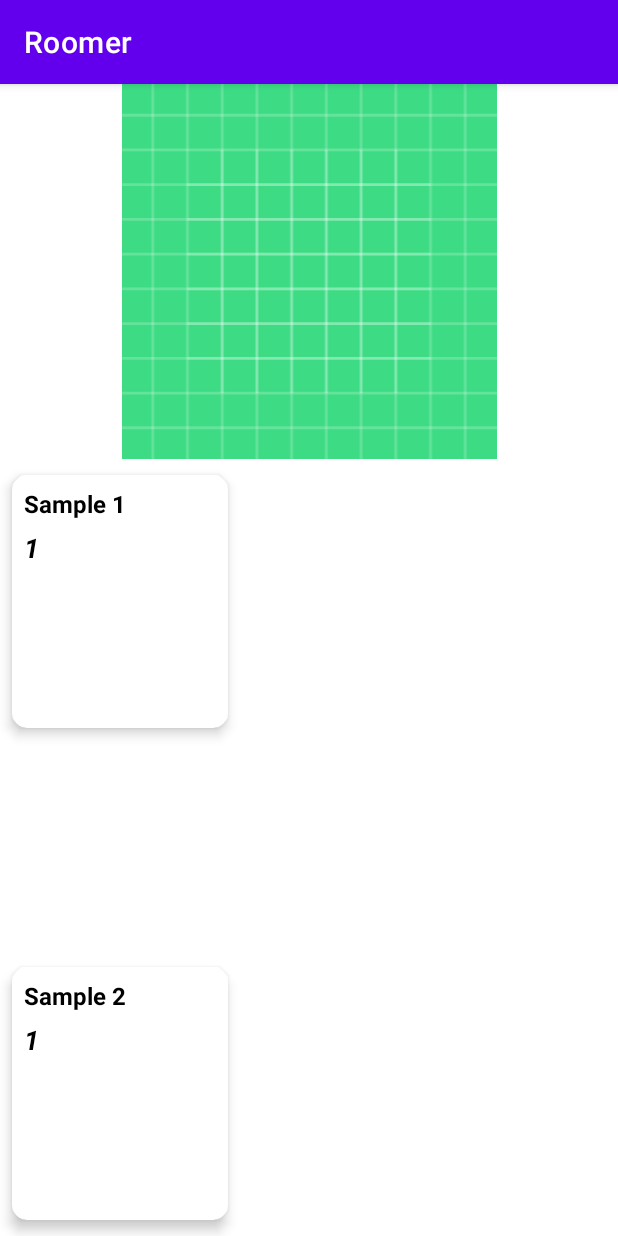
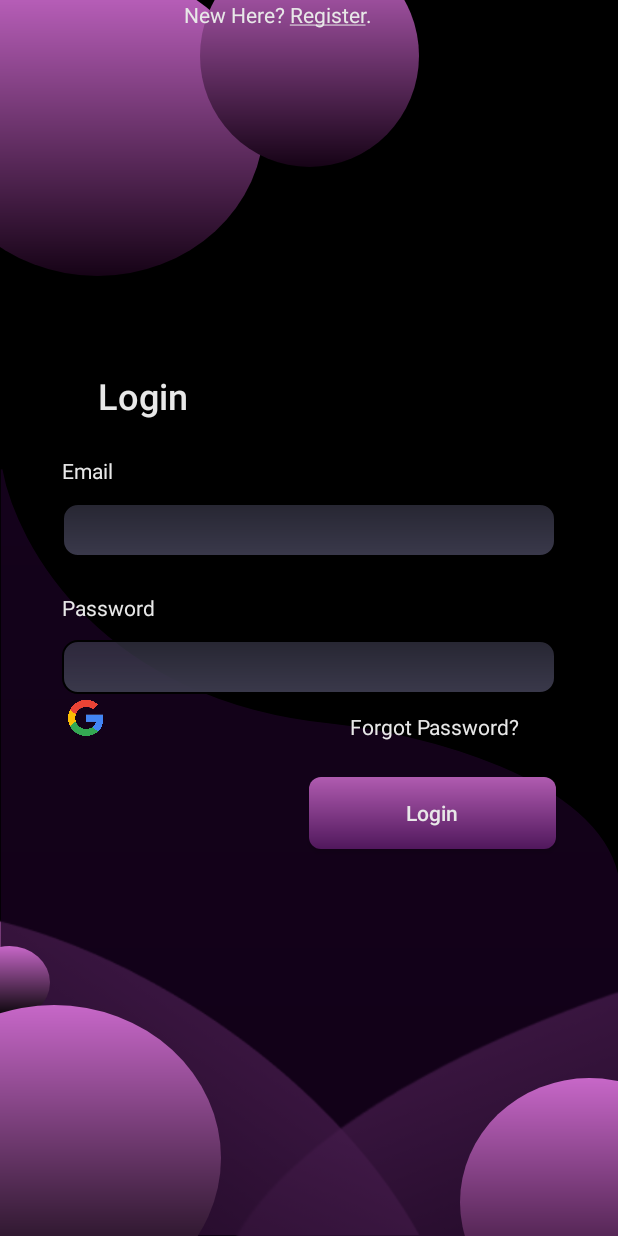
Before and after one commit to Tabrez10XDev/Roomer, an Android app: the screen it shows after launch (Home before the commit, MainActivity after it), on a phone screen of 412 x 824 dp. Run offline under Robolectric (Android 15) with nearby library versions, the phone set to English and light mode, and no system bars; plain views replace BlurImageView.

Commit message:
Finished Fragment SetUp TODO: Authentication Mood: Tired but motivated

```diff
--- a/app/src/main/AndroidManifest.xml
+++ b/app/src/main/AndroidManifest.xml
@@ -9,14 +9,14 @@
         android:roundIcon="@mipmap/ic_launcher_round"
         android:supportsRtl="true"
         android:theme="@style/Theme.Roomer">
-        <activity android:name=".MainActivity">
+        <activity android:name=".ui.app.MainActivity">
             <intent-filter>
                 <action android:name="android.intent.action.MAIN" />
 
                 <category android:name="android.intent.category.LAUNCHER" />
             </intent-filter>
         </activity>
-        <activity android:name=".Home" />
+        <activity android:name=".ui.fragments.Home" />
     </application>
 
 </manifest>
--- a/app/src/main/java/pro/lj/roomer/MainActivity.kt
+++ /dev/null
@@ -1,23 +0,0 @@
-package pro.lj.roomer
-
-import android.content.Intent
-import android.graphics.Color
-import android.graphics.drawable.BitmapDrawable
-import androidx.appcompat.app.AppCompatActivity
-import android.os.Bundle
-import com.bumptech.glide.Glide
-import com.bumptech.glide.request.RequestOptions.bitmapTransform
-import kotlinx.android.synthetic.main.activity_main.*
-
-
-class MainActivity : AppCompatActivity() {
-    override fun onCreate(savedInstanceState: Bundle?) {
-        super.onCreate(savedInstanceState)
-        setContentView(R.layout.activity_main)
-//    blur1.setBlur(3)
-//        blur2.setBlur(3)
-        val intent = Intent(this, Home::class.java)
-        intent.flags = Intent.FLAG_ACTIVITY_CLEAR_TASK
-        startActivity(intent)
-    }
-}
--- /dev/null
+++ b/app/src/main/java/pro/lj/roomer/ui/app/MainActivity.kt
@@ -0,0 +1,20 @@
+package pro.lj.roomer.ui.app
+
+import android.content.Intent
+import androidx.appcompat.app.AppCompatActivity
+import android.os.Bundle
+import pro.lj.roomer.R
+import pro.lj.roomer.ui.fragments.Home
+
+
+class MainActivity : AppCompatActivity() {
+    override fun onCreate(savedInstanceState: Bundle?) {
+        super.onCreate(savedInstanceState)
+        setContentView(R.layout.landing_page)
+//    blur1.setBlur(3)
+//        blur2.setBlur(3)
+//        val intent = Intent(this, Home::class.java)
+//        intent.flags = Intent.FLAG_ACTIVITY_CLEAR_TASK
+//        startActivity(intent)
+    }
+}
--- /dev/null
+++ b/app/src/main/java/pro/lj/roomer/ui/fragments/Login.kt
@@ -0,0 +1,37 @@
+package pro.lj.roomer.ui.fragments
+
+import android.os.Bundle
+import android.view.LayoutInflater
+import android.view.View
+import android.view.ViewGroup
+import androidx.fragment.app.Fragment
+import androidx.navigation.fragment.findNavController
+import pro.lj.roomer.R
+import pro.lj.roomer.databinding.LoginBinding
+
+class Login : Fragment(R.layout.login) {
+
+    private var _binding: LoginBinding? = null
+
+    private val binding get() = _binding!!
+
+    override fun onCreateView(
+        inflater: LayoutInflater,
+        container: ViewGroup?,
+        savedInstanceState: Bundle?
+    ): View? {
+        _binding = LoginBinding.inflate(inflater, container, false)
+        return binding.root
+    }
+
+    override fun onDestroyView() {
+        super.onDestroyView()
+        _binding = null
+    }
+    override fun onViewCreated(view: View, savedInstanceState: Bundle?) {
+        super.onViewCreated(view, savedInstanceState)
+            binding.btnLogin.setOnClickListener {
+                findNavController().navigate(R.id.action_login_to_register)
+            }
+    }
+}
--- a/app/src/main/res/layout/activity_main.xml
+++ b/app/src/main/res/layout/activity_main.xml
@@ -5,7 +5,7 @@
     xmlns:tools="http://schemas.android.com/tools"
     android:layout_width="match_parent"
     android:layout_height="match_parent"
-    tools:context=".MainActivity">
+    tools:context=".ui.app.MainActivity">
 
 
     <com.jgabrielfreitas.core.BlurImageView
--- /dev/null
+++ b/app/src/main/res/layout/landing_page.xml
@@ -0,0 +1,20 @@
+<?xml version="1.0" encoding="utf-8"?>
+<androidx.constraintlayout.widget.ConstraintLayout xmlns:android="http://schemas.android.com/apk/res/android"
+    android:layout_width="match_parent"
+    android:layout_height="match_parent"
+    xmlns:app="http://schemas.android.com/apk/res-auto">
+
+
+    <fragment
+        android:id="@+id/fragment"
+        android:name="androidx.navigation.fragment.NavHostFragment"
+        android:layout_width="match_parent"
+        android:layout_height="match_parent"
+        app:defaultNavHost="true"
+        app:layout_constraintBottom_toBottomOf="parent"
+        app:layout_constraintEnd_toEndOf="parent"
+        app:layout_constraintStart_toStartOf="parent"
+        app:layout_constraintTop_toTopOf="parent"
+        app:navGraph="@navigation/login_nav" />
+
+</androidx.constraintlayout.widget.ConstraintLayout>
--- a/app/src/main/res/layout/login.xml
+++ b/app/src/main/res/layout/login.xml
@@ -107,7 +107,7 @@
         app:layout_constraintTop_toBottomOf="@+id/textView3" />
 
     <androidx.appcompat.widget.AppCompatButton
-        android:id="@+id/button"
+        android:id="@+id/btnLogin"
         android:layout_width="0dp"
         android:layout_height="wrap_content"
         android:layout_marginTop="24dp"
--- a/app/src/main/res/layout/register.xml
+++ b/app/src/main/res/layout/register.xml
@@ -118,7 +118,7 @@
         app:layout_constraintStart_toStartOf="@+id/guideline1"
         app:layout_constraintTop_toBottomOf="@+id/textView4" />
     <androidx.appcompat.widget.AppCompatButton
-        android:id="@+id/button"
+        android:id="@+id/btnRegister"
         android:layout_width="0dp"
         android:layout_height="wrap_content"
         android:layout_marginTop="24dp"
--- /dev/null
+++ b/app/src/main/res/navigation/login_nav.xml
@@ -0,0 +1,18 @@
+<?xml version="1.0" encoding="utf-8"?>
+<navigation xmlns:android="http://schemas.android.com/apk/res/android"
+    xmlns:app="http://schemas.android.com/apk/res-auto" android:id="@+id/login_nav"
+    app:startDestination="@id/login">
+
+    <fragment
+        android:id="@+id/login"
+        android:name="pro.lj.roomer.ui.fragments.Login"
+        android:label="Login" >
+        <action
+            android:id="@+id/action_login_to_register"
+            app:destination="@id/register" />
+    </fragment>
+    <fragment
+        android:id="@+id/register"
+        android:name="pro.lj.roomer.ui.fragments.Register"
+        android:label="Register" />
+</navigation>
--- a/app/src/main/res/values-night/themes.xml
+++ b/app/src/main/res/values-night/themes.xml
@@ -1,6 +1,6 @@
 <resources xmlns:tools="http://schemas.android.com/tools">
     <!-- Base application theme. -->
-    <style name="Theme.Roomer" parent="Theme.MaterialComponents.DayNight.DarkActionBar">
+    <style name="Theme.Roomer" parent="Theme.MaterialComponents.DayNight.NoActionBar">
         <!-- Primary brand color. -->
         <item name="colorPrimary">@color/purple_200</item>
         <item name="colorPrimaryVariant">@color/purple_700</item>
@@ -10,7 +10,7 @@
         <item name="colorSecondaryVariant">@color/teal_200</item>
         <item name="colorOnSecondary">@color/black</item>
         <!-- Status bar color. -->
-        <item name="android:statusBarColor" tools:targetApi="l">?attr/colorPrimaryVariant</item>
-        <!-- Customize your theme here. -->
+        <item name="android:windowTranslucentStatus">true</item>
+        <item name="android:windowTranslucentNavigation">true</item>        <!-- Customize your theme here. -->
     </style>
 </resources>
--- a/app/src/main/res/values/themes.xml
+++ b/app/src/main/res/values/themes.xml
@@ -1,6 +1,6 @@
 <resources xmlns:tools="http://schemas.android.com/tools">
     <!-- Base application theme. -->
-    <style name="Theme.Roomer" parent="Theme.MaterialComponents.DayNight.DarkActionBar">
+    <style name="Theme.Roomer" parent="Theme.MaterialComponents.DayNight.NoActionBar">
         <!-- Primary brand color. -->
         <item name="colorPrimary">@color/purple_500</item>
         <item name="colorPrimaryVariant">@color/purple_700</item>
@@ -9,8 +9,6 @@
         <item name="colorSecondary">@color/teal_200</item>
         <item name="colorSecondaryVariant">@color/teal_700</item>
         <item name="colorOnSecondary">@color/black</item>
-        <!-- Status bar color. -->
-        <item name="android:statusBarColor" tools:targetApi="l">?attr/colorPrimaryVariant</item>
         <!-- Customize your theme here. -->
     </style>
 </resources>
--- a/build.gradle
+++ b/build.gradle
@@ -9,6 +9,8 @@ buildscript {
     dependencies {
         classpath "com.android.tools.build:gradle:4.1.2"
         classpath "org.jetbrains.kotlin:kotlin-gradle-plugin:$kotlin_version"
+        classpath 'com.google.gms:google-services:4.3.10'
+        classpath "androidx.navigation:navigation-safe-args-gradle-plugin:2.3.0"
 
         // NOTE: Do not place your application dependencies here; they belong
         // in the individual module build.gradle files
```
Also changed, not shown: app/build.gradle (+11 -1 lines), app/src/main/java/pro/lj/roomer/ui/fragments/Home.kt (renamed from app/src/main/java/pro/lj/roomer/Home.kt, +13 -15 lines), app/src/main/java/pro/lj/roomer/ui/fragments/Register.kt (added, +35 -0 lines), gradle/wrapper/gradle-wrapper.properties, 1 other file.
